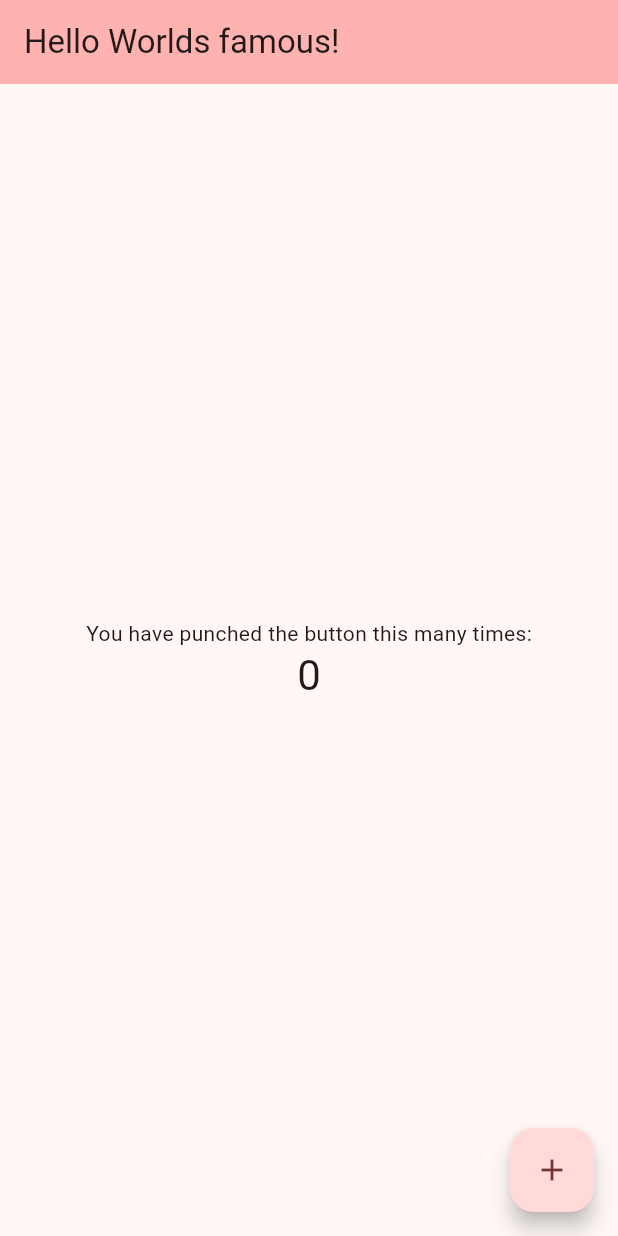
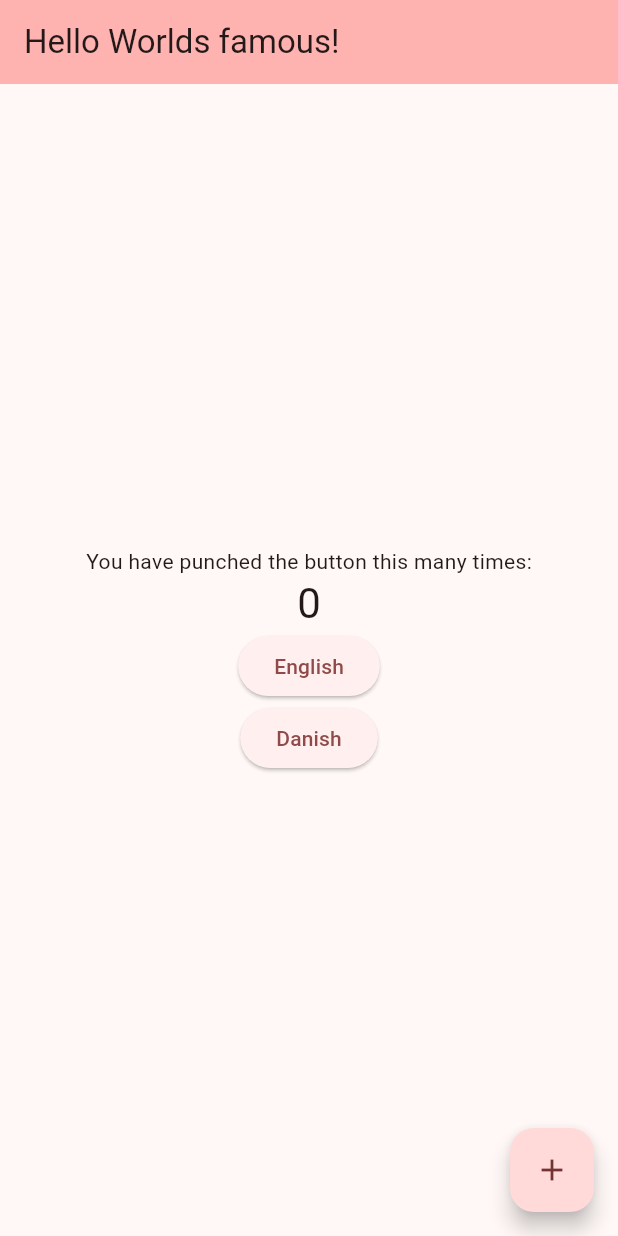
Before and after one commit to Junkfood-dk/JunkFoodAdmin, a Flutter app: the screen it shows after launch, on a phone screen of 412 x 824 dp. Run offline on Flutter 3.47's test engine with Material 3 defaults, Android fonts, the phone set to English and light mode, and no system bars; generated files the repository leaves out were written again.

Commit message:
Setup functionality of change language CRUDE
The functionality of changing the language manually via locale now works. Provider package is used to do so.

Co-authored-by: Jonas <kram@itu.dk>

```diff
--- a/lib/main.dart
+++ b/lib/main.dart
@@ -1,6 +1,10 @@
 import 'package:flutter/material.dart';
 import 'package:flutter_localizations/flutter_localizations.dart';
 import 'package:flutter_gen/gen_l10n/app_localizations.dart';
+import 'package:provider/provider.dart';
+
+import 'model/locale.dart';
+
 void main() {
   runApp(const MyApp());
 }
@@ -11,11 +15,14 @@ class MyApp extends StatelessWidget {
   // This widget is the root of your application.
   @override
   Widget build(BuildContext context) {
-    return MaterialApp(
+    return ChangeNotifierProvider(
+      create: (context) => LocaleModel(),
+      child: Consumer<LocaleModel>(
+        builder: (context, localeModel, child) => MaterialApp(
           title: 'Chef App',
           theme: ThemeData(
-        colorScheme:
-            ColorScheme.fromSeed(seedColor: Color.fromARGB(255, 180, 14, 39)),
+            colorScheme: ColorScheme.fromSeed(
+                seedColor: Color.fromARGB(255, 180, 14, 39)),
             useMaterial3: true,
           ),
           localizationsDelegates: const [
@@ -25,7 +32,11 @@ class MyApp extends StatelessWidget {
             GlobalCupertinoLocalizations.delegate,
           ],
           supportedLocales: AppLocalizations.supportedLocales,
+          locale: localeModel.locale,
           home: const MyHomePage(title: 'Chef Starting Application'),
+          debugShowCheckedModeBanner: false,
+        ),
+      ),
     );
   }
 }
@@ -106,6 +117,20 @@ class _MyHomePageState extends State<MyHomePage> {
               '$_counter',
               style: Theme.of(context).textTheme.headlineMedium,
             ),
+            Consumer<LocaleModel>(
+              builder: (context, localeModel, child) => ElevatedButton(
+                  onPressed: () {
+                    localeModel.set(const Locale('en'));
+                  },
+                  child: Text('English')),
+            ),
+            Consumer<LocaleModel>(
+              builder: (context, localeModel, child) => ElevatedButton(
+                  onPressed: () {
+                    localeModel.set(const Locale('da'));
+                  },
+                  child: Text('Danish')),
+            ),
           ],
         ),
       ),
--- /dev/null
+++ b/lib/model/locale.dart
@@ -0,0 +1,12 @@
+import 'package:flutter/material.dart';
+
+class LocaleModel extends ChangeNotifier {
+  Locale? _locale;
+
+  Locale? get locale => _locale;
+
+  void set(Locale locale) {
+    _locale = locale;
+    notifyListeners();
+  }
+}
--- a/pubspec.yaml
+++ b/pubspec.yaml
@@ -39,6 +39,7 @@ dependencies:
   flutter_localizations:
     sdk: flutter
   intl: any
+  provider: ^6.1.2
 
 dev_dependencies:
   flutter_test:
```
Also changed, not shown: pubspec.lock. Lines whose indentation alone changed are shown as unchanged.
